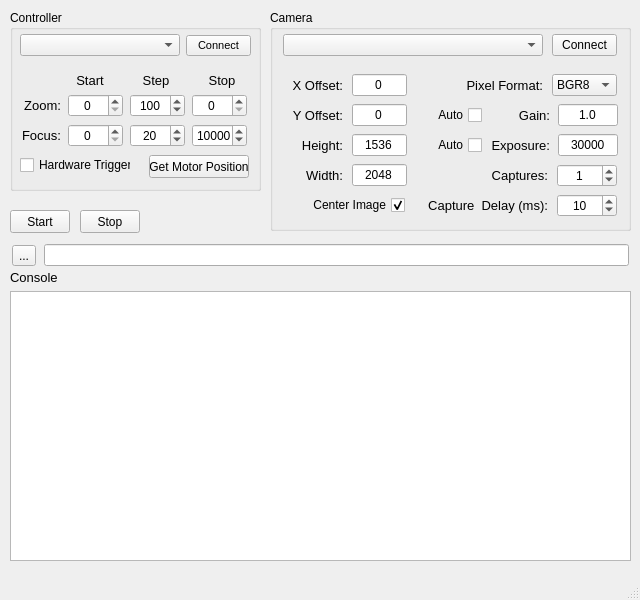
The window that capture_gui/src/capture_gui.ui (NSWC-Crane/passive_range) describes before a commit, drawn with Qt 5.
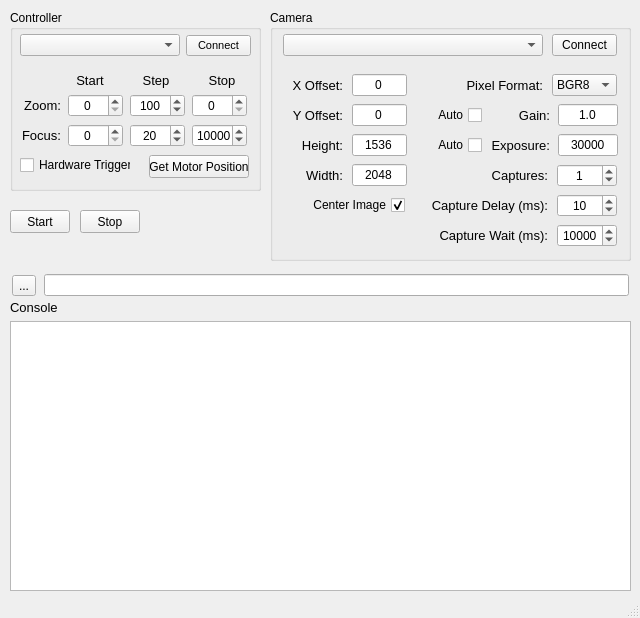
The same window after the commit.

Patch:
```diff
--- a/capture_gui/src/capture_gui.ui
+++ b/capture_gui/src/capture_gui.ui
@@ -7,7 +7,7 @@
     <x>0</x>
     <y>0</y>
     <width>640</width>
-    <height>600</height>
+    <height>618</height>
    </rect>
   </property>
   <property name="minimumSize">
@@ -24,7 +24,7 @@
     <property name="geometry">
      <rect>
       <x>10</x>
-      <y>270</y>
+      <y>300</y>
       <width>621</width>
       <height>291</height>
      </rect>
@@ -76,7 +76,7 @@
     <property name="geometry">
      <rect>
       <x>10</x>
-      <y>240</y>
+      <y>270</y>
       <width>621</width>
       <height>31</height>
      </rect>
@@ -309,7 +309,7 @@
       <rect>
        <x>50</x>
        <y>60</y>
-       <width>191</width>
+       <width>194</width>
        <height>21</height>
       </rect>
      </property>
@@ -577,7 +577,7 @@
       <x>270</x>
       <y>10</y>
       <width>361</width>
-      <height>221</height>
+      <height>251</height>
      </rect>
     </property>
     <property name="title">
@@ -1247,7 +1247,7 @@
          </font>
         </property>
         <property name="text">
-         <string>Capture  Delay (ms):</string>
+         <string>Capture Delay (ms):</string>
         </property>
         <property name="alignment">
          <set>Qt::AlignRight|Qt::AlignTrailing|Qt::AlignVCenter</set>
@@ -1281,6 +1281,73 @@
       </item>
      </layout>
     </widget>
+    <widget class="QWidget" name="horizontalLayoutWidget_18">
+     <property name="geometry">
+      <rect>
+       <x>150</x>
+       <y>210</y>
+       <width>201</width>
+       <height>31</height>
+      </rect>
+     </property>
+     <layout class="QHBoxLayout" name="horizontalLayout_18">
+      <item>
+       <widget class="QLabel" name="label_19">
+        <property name="minimumSize">
+         <size>
+          <width>125</width>
+          <height>0</height>
+         </size>
+        </property>
+        <property name="maximumSize">
+         <size>
+          <width>125</width>
+          <height>16777215</height>
+         </size>
+        </property>
+        <property name="font">
+         <font>
+          <pointsize>10</pointsize>
+         </font>
+        </property>
+        <property name="text">
+         <string>Capture Wait (ms):</string>
+        </property>
+        <property name="alignment">
+         <set>Qt::AlignRight|Qt::AlignTrailing|Qt::AlignVCenter</set>
+        </property>
+       </widget>
+      </item>
+      <item>
+       <widget class="QSpinBox" name="cap_wait_sb">
+        <property name="minimumSize">
+         <size>
+          <width>60</width>
+          <height>0</height>
+         </size>
+        </property>
+        <property name="maximumSize">
+         <size>
+          <width>60</width>
+          <height>16777215</height>
+         </size>
+        </property>
+        <property name="alignment">
+         <set>Qt::AlignCenter</set>
+        </property>
+        <property name="maximum">
+         <number>30000</number>
+        </property>
+        <property name="singleStep">
+         <number>250</number>
+        </property>
+        <property name="value">
+         <number>10000</number>
+        </property>
+       </widget>
+      </item>
+     </layout>
+    </widget>
    </widget>
    <widget class="QPushButton" name="start_capture">
     <property name="geometry">
```
